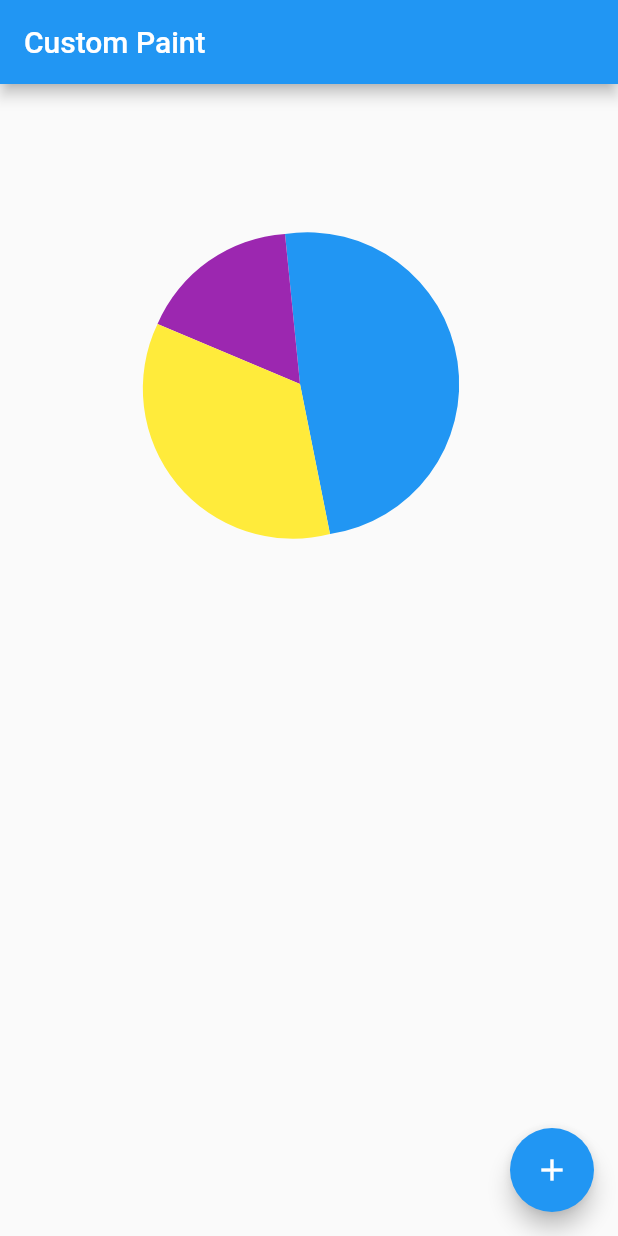
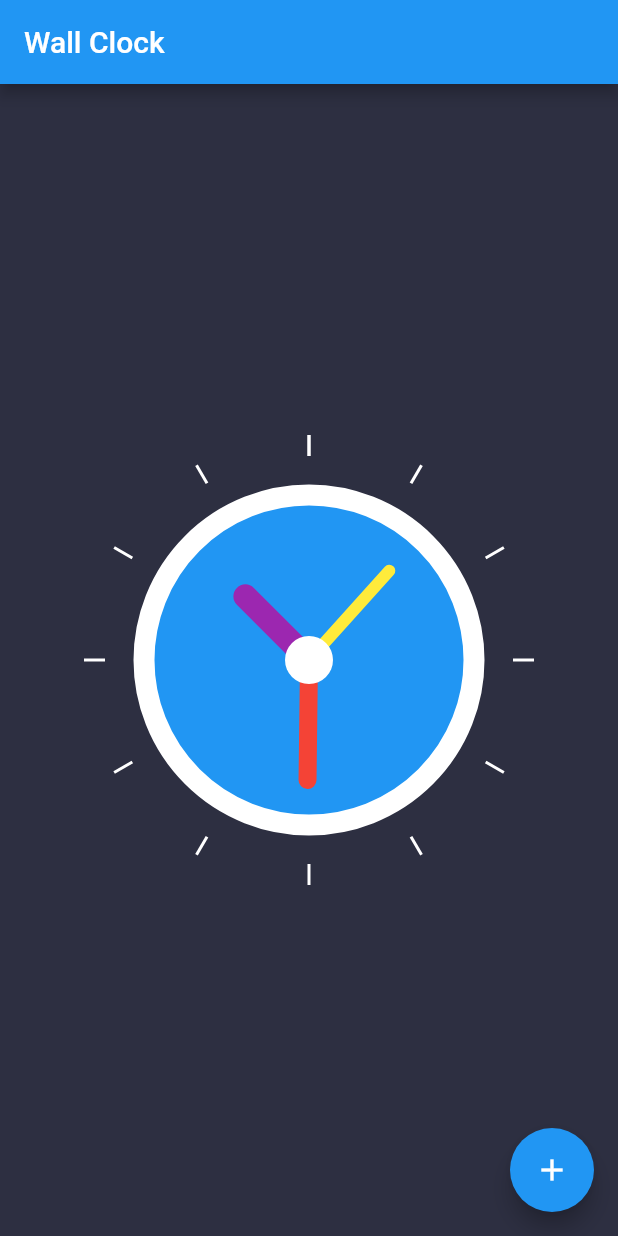
Before and after one commit to oyewalekehinde/custom_paint_repo, a Flutter app: the screen it shows after launch, on a phone screen of 412 x 824 dp. Run offline on Flutter 3.47's test engine with Material 2 defaults, Android fonts, the phone set to English and light mode, and no system bars.

Commit message:
wall-clock

```diff
--- a/lib/main.dart
+++ b/lib/main.dart
@@ -1,5 +1,8 @@
+import 'dart:math';
+
 import 'package:flutter/material.dart';
 
+import 'custom_paint/clock.dart';
 import 'custom_paint/pie_chart.dart';
 
 void main() {
@@ -10,11 +13,12 @@ class MyApp extends StatelessWidget {
   @override
   Widget build(BuildContext context) {
     return MaterialApp(
-      title: 'Custom Paint',
+      title: 'Wall Clock',
+      debugShowCheckedModeBanner: false,
       theme: ThemeData(
         primarySwatch: Colors.blue,
       ),
-      home: MyHomePage(title: 'Custom Paint'),
+      home: MyHomePage(title: 'Wall Clock'),
     );
   }
 }
@@ -43,16 +47,17 @@ class _MyHomePageState extends State<MyHomePage> {
       appBar: AppBar(
         title: Text(widget.title),
       ),
-      body: ListView(
-        children: <Widget>[
-          Container(
-            height: 400,
-            width: 400,
-            child: CustomPaint(
-              painter: PieChartPainter(),
-            ),
-          )
-        ],
+      body: Container(
+        color: Color(0xFF2D2F41),
+        alignment: Alignment.center,
+        child: Container(
+          height: 300,
+          width: 300,
+          child: Transform.rotate(
+            angle: -pi / 2,
+            child: ClockWidget(),
+          ),
+        ),
       ),
       floatingActionButton: FloatingActionButton(
         onPressed: _incrementCounter,
```
Also changed, not shown: lib/custom_paint/clock.dart (added, +107 -0 lines).
